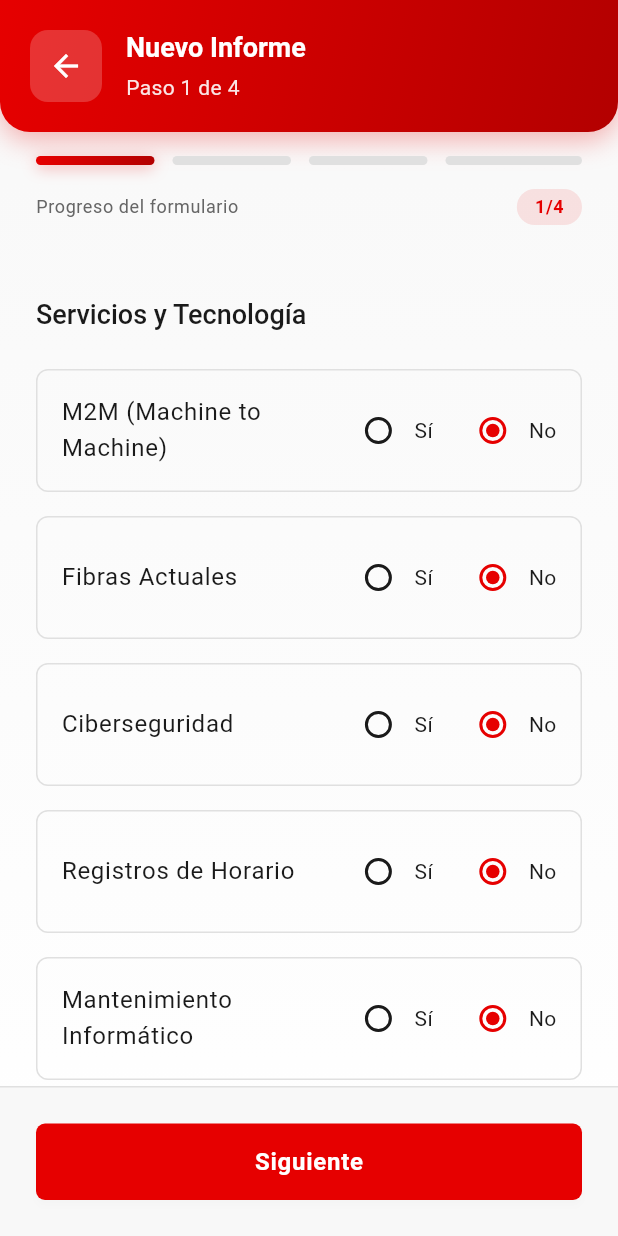
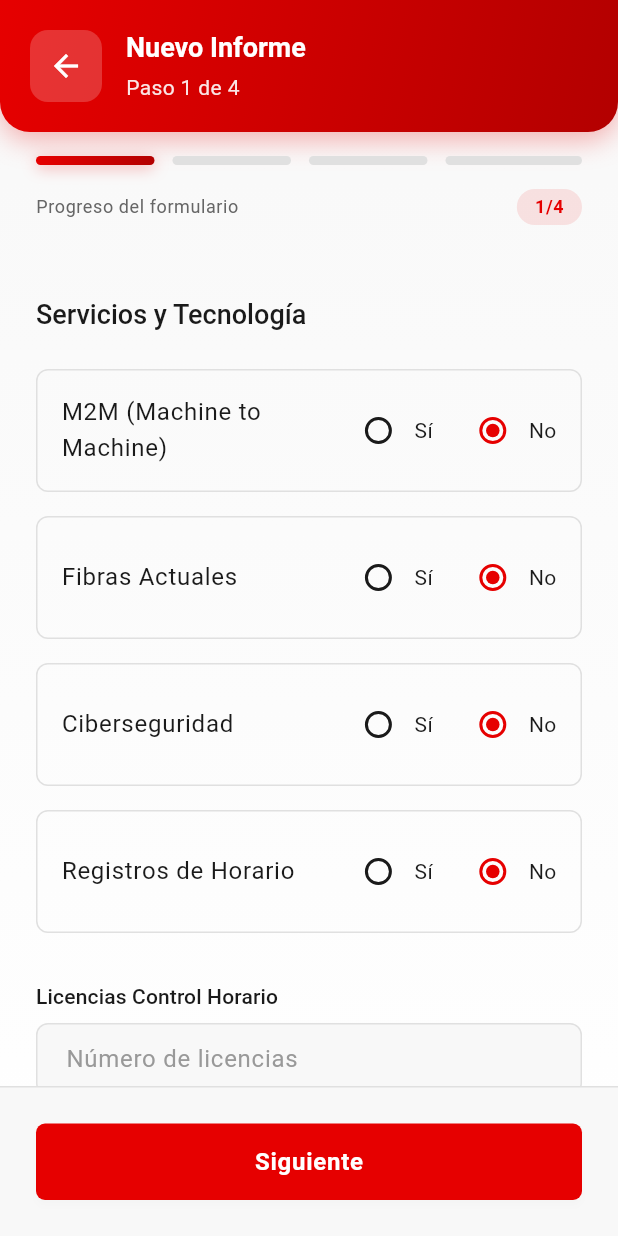
Before and after one commit to JCValleCruz/AxafoneCRMFinal, a Flutter app: the FormScreen screen opened directly, swiped to page 4, on a phone screen of 412 x 824 dp. Run offline on Flutter 3.47's test engine with Material 3 defaults, Android fonts, the phone set to English and light mode, and no system bars; our stand-ins replace flutter_screenutil, geolocator, google_fonts, permission_handler, shared_preferences; accounts and stored records are empty; Roboto replaces fonts that are missing (Ubuntu).

Commit message:
Fix: Deploy limpio - formularios funcionando
- Parsing robusto de coordenadas latitude/longitude
- Campos opcionales corregidos en FormSubmission
- Errores de tipos String? solucionados
- Sin archivos de build para evitar errores de tamaño
- Ready para deploy automático en Vercel

🤖 Generated with [Claude Code](https://claude.ai/code)

Co-Authored-By: Claude <noreply@anthropic.com>

```diff
--- a/lib/features/forms/form_screen.dart
+++ b/lib/features/forms/form_screen.dart
@@ -846,18 +846,6 @@ class _FormScreenState extends State<FormScreen> {
             ),
             const SizedBox(height: 16),
             FormFieldWrapper(
-              label: 'Licencias Registro Horario',
-              child: TextFormField(
-                controller: _numLicenciasControlHorarioController,
-                keyboardType: TextInputType.number,
-                inputFormatters: [FilteringTextInputFormatter.digitsOnly],
-                decoration: const InputDecoration(
-                  hintText: 'Número de licencias',
-                ),
-              ),
-            ),
-            const SizedBox(height: 16),
-            FormFieldWrapper(
               label: 'Fecha Renovación Control Horario',
               child: TextFormField(
                 controller: _fechaRenovacionControlHorarioController,
@@ -870,6 +858,21 @@ class _FormScreenState extends State<FormScreen> {
               ),
             ),
           ],
+
+          const SizedBox(height: 16),
+
+          // Licencias Control Horario - FUERA del checkbox de Registros de Horario
+          FormFieldWrapper(
+            label: 'Licencias Control Horario',
+            child: TextFormField(
+              controller: _numLicenciasControlHorarioController,
+              keyboardType: TextInputType.number,
+              inputFormatters: [FilteringTextInputFormatter.digitsOnly],
+              decoration: const InputDecoration(
+                hintText: 'Número de licencias',
+              ),
+            ),
+          ),
 
           _buildSwitchField(
             'Mantenimiento Informático',
@@ -905,24 +908,6 @@ class _FormScreenState extends State<FormScreen> {
             ),
           ),
 
-          // Mostrar campo de fecha solo si hay licencias Office
-          if (_licenciasOfficeController.text.isNotEmpty &&
-              int.tryParse(_licenciasOfficeController.text) != null &&
-              int.parse(_licenciasOfficeController.text) > 0) ...[
-            const SizedBox(height: 16),
-            FormFieldWrapper(
-              label: 'Fecha Renovación Office',
-              child: TextFormField(
-                controller: _fechaRenovacionOfficeController,
-                decoration: const InputDecoration(
-                  hintText: 'DD/MM/AAAA',
-                  suffixIcon: Icon(Icons.calendar_today),
-                ),
-                readOnly: true,
-                onTap: () => _selectDate(context, _fechaRenovacionOfficeController),
-              ),
-            ),
-          ],
 
           // Campos específicos para FIDELIZACIÓN
           if (showFidelizacionFields) ...[
@@ -974,6 +959,22 @@ class _FormScreenState extends State<FormScreen> {
               (value) => setState(() => _admiteLlamadaNps = value),
             ),
           ],
+
+          // Fecha Renovación Office - ÚLTIMO CAMPO del formulario
+          const SizedBox(height: 24),
+
+          FormFieldWrapper(
+            label: 'Fecha Renovación Licencias Office',
+            child: TextFormField(
+              controller: _fechaRenovacionOfficeController,
+              decoration: const InputDecoration(
+                hintText: 'DD/MM/AAAA',
+                suffixIcon: Icon(Icons.calendar_today),
+              ),
+              readOnly: true,
+              onTap: () => _selectDate(context, _fechaRenovacionOfficeController),
+            ),
+          ),
         ],
       ),
     );
@@ -1117,6 +1118,7 @@ class _FormScreenState extends State<FormScreen> {
         ciberseguridad: _ciberseguridad,
         registrosHorario: _registrosHorario,
         proveedorControlHorario: _proveedorControlHorarioController.text.isEmpty ? null : _proveedorControlHorarioController.text,
+        numLicenciasControlHorario: _numLicenciasControlHorarioController.text.isEmpty ? null : int.tryParse(_numLicenciasControlHorarioController.text),
         fechaRenovacionControlHorario: _fechaRenovacionControlHorarioController.text.isEmpty ? null : _fechaRenovacionControlHorarioController.text,
         mantenimientoInformatico: _mantenimientoInformatico,
         proveedorCorreo: _proveedorCorreoController.text.isEmpty ? null : _proveedorCorreoController.text,
```
Also changed, not shown: lib/core/services/api_service.dart (+104 -14 lines), lib/shared/models/form_submission.g.dart (added), lib/shared/models/user.g.dart (added), pubspec.lock (added), 2 other files.
